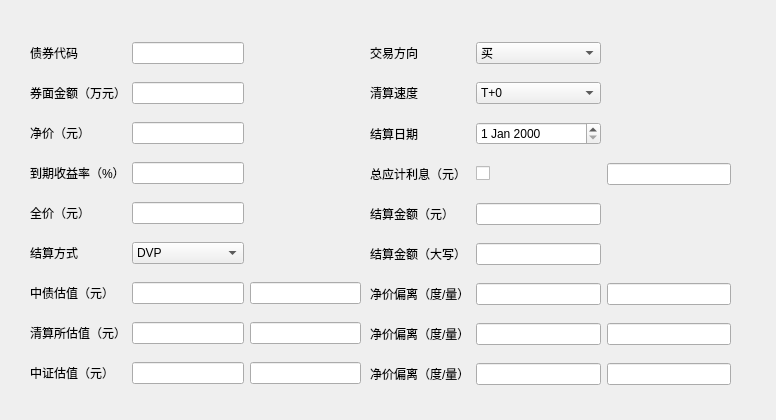
Old version of the form bond_info.ui in the repository rahrahr/Trade-Monitor.
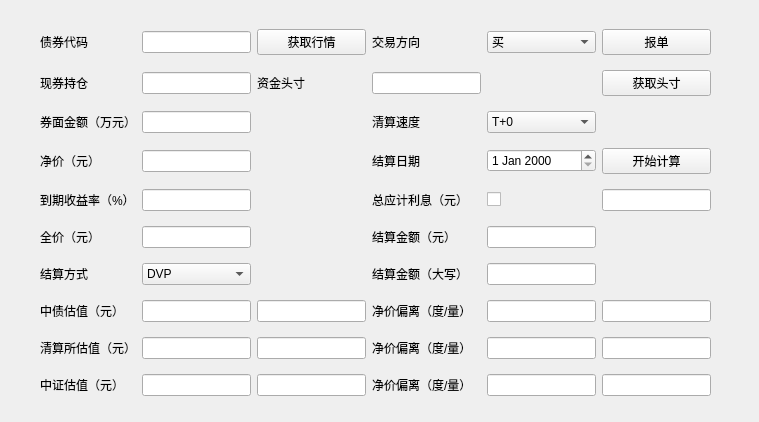
New version of the form. Custom widgets are drawn as their Qt base class.

The edit to the form file:
```diff
--- a/bond_info.ui
+++ b/bond_info.ui
@@ -6,8 +6,8 @@
    <rect>
     <x>0</x>
     <y>0</y>
-    <width>776</width>
-    <height>420</height>
+    <width>759</width>
+    <height>422</height>
    </rect>
   </property>
   <property name="sizePolicy">
@@ -28,141 +28,240 @@
      <height>431</height>
     </rect>
    </property>
-   <widget class="QWidget" name="">
+   <widget class="QWidget" name="layoutWidget">
     <property name="geometry">
      <rect>
-      <x>30</x>
-      <y>30</y>
-      <width>331</width>
-      <height>371</height>
+      <x>40</x>
+      <y>20</y>
+      <width>671</width>
+      <height>388</height>
      </rect>
     </property>
     <layout class="QGridLayout" name="gridLayout">
-     <item row="0" column="0">
-      <widget class="QLabel" name="label">
+     <item row="6" column="4">
+      <widget class="QLineEdit" name="settlement_amount_capitalized"/>
+     </item>
+     <item row="1" column="3">
+      <widget class="QLineEdit" name="cash_position"/>
+     </item>
+     <item row="7" column="5">
+      <widget class="QLineEdit" name="zhongzhai_clean_price_deviation"/>
+     </item>
+     <item row="4" column="1">
+      <widget class="QLineEdit" name="ytm"/>
+     </item>
+     <item row="0" column="2">
+      <widget class="QPushButton" name="get_info">
        <property name="text">
-        <string>债券代码</string>
+        <string>获取行情</string>
        </property>
       </widget>
      </item>
+     <item row="9" column="0">
+      <widget class="QLabel" name="label_9">
+       <property name="text">
+        <string>中证估值（元）</string>
+       </property>
+      </widget>
+     </item>
+     <item row="3" column="1">
+      <widget class="QLineEdit" name="clean_price"/>
+     </item>
      <item row="0" column="1">
       <widget class="QLineEdit" name="code"/>
      </item>
-     <item row="1" column="0">
-      <widget class="QLabel" name="label_2">
+     <item row="1" column="2">
+      <widget class="QLabel" name="label_21">
        <property name="text">
-        <string>券面金额（万元）</string>
+        <string>资金头寸</string>
        </property>
       </widget>
      </item>
-     <item row="1" column="1">
-      <widget class="QLineEdit" name="face_value"/>
+     <item row="9" column="4">
+      <widget class="QLineEdit" name="zhongzheng_clean_price_deviation_pct"/>
      </item>
-     <item row="2" column="0">
+     <item row="4" column="5">
+      <widget class="QLineEdit" name="accrued_interest"/>
+     </item>
+     <item row="5" column="3">
+      <widget class="QLabel" name="label_18">
+       <property name="text">
+        <string>结算金额（元）</string>
+       </property>
+      </widget>
+     </item>
+     <item row="8" column="5">
+      <widget class="QLineEdit" name="qingsuansuo_clean_price_deviation"/>
+     </item>
+     <item row="9" column="1">
+      <widget class="QLineEdit" name="zhongzheng_clean_price"/>
+     </item>
+     <item row="8" column="2">
+      <widget class="QLineEdit" name="qingsuansuo_ytm"/>
+     </item>
+     <item row="5" column="0">
+      <widget class="QLabel" name="label_5">
+       <property name="text">
+        <string>全价（元）</string>
+       </property>
+      </widget>
+     </item>
+     <item row="2" column="3">
+      <widget class="QLabel" name="label_13">
+       <property name="text">
+        <string>清算速度</string>
+       </property>
+      </widget>
+     </item>
+     <item row="8" column="3">
+      <widget class="QLabel" name="label_17">
+       <property name="text">
+        <string>净价偏离（度/量）</string>
+       </property>
+      </widget>
+     </item>
+     <item row="9" column="5">
+      <widget class="QLineEdit" name="zhongzheng_clean_price_deviation"/>
+     </item>
+     <item row="3" column="0">
       <widget class="QLabel" name="label_3">
        <property name="text">
         <string>净价（元）</string>
        </property>
       </widget>
      </item>
+     <item row="5" column="1">
+      <widget class="QLineEdit" name="full_price"/>
+     </item>
+     <item row="1" column="1">
+      <widget class="QLineEdit" name="bond_position"/>
+     </item>
      <item row="2" column="1">
-      <widget class="QLineEdit" name="clean_price"/>
+      <widget class="QLineEdit" name="face_value"/>
      </item>
-     <item row="3" column="0">
+     <item row="4" column="0">
       <widget class="QLabel" name="label_4">
        <property name="text">
         <string>到期收益率（%）</string>
        </property>
       </widget>
      </item>
-     <item row="3" column="1">
-      <widget class="QLineEdit" name="ytm"/>
+     <item row="2" column="4">
+      <widget class="QComboBox" name="settlement_days">
+       <item>
+        <property name="text">
+         <string>T+0</string>
+        </property>
+       </item>
+       <item>
+        <property name="text">
+         <string>T+1</string>
+        </property>
+       </item>
+      </widget>
      </item>
-     <item row="4" column="0">
-      <widget class="QLabel" name="label_5">
+     <item row="0" column="0">
+      <widget class="QLabel" name="label">
        <property name="text">
-        <string>全价（元）</string>
+        <string>债券代码</string>
        </property>
       </widget>
      </item>
-     <item row="4" column="1">
-      <widget class="QLineEdit" name="full_price"/>
-     </item>
-     <item row="5" column="0">
+     <item row="6" column="0">
       <widget class="QLabel" name="label_6">
        <property name="text">
         <string>结算方式</string>
        </property>
       </widget>
      </item>
-     <item row="5" column="1">
-      <widget class="QComboBox" name="settlement_method">
-       <item>
-        <property name="text">
-         <string>DVP</string>
-        </property>
-       </item>
+     <item row="0" column="3">
+      <widget class="QLabel" name="label_15">
+       <property name="text">
+        <string>交易方向</string>
+       </property>
       </widget>
      </item>
-     <item row="6" column="0">
-      <widget class="QLabel" name="label_7">
+     <item row="4" column="3">
+      <widget class="QLabel" name="label_11">
        <property name="text">
-        <string>中债估值（元）</string>
+        <string>总应计利息（元）</string>
        </property>
       </widget>
      </item>
-     <item row="6" column="1">
-      <widget class="QLineEdit" name="zhongzhai_clean_price"/>
-     </item>
-     <item row="6" column="2">
+     <item row="7" column="2">
       <widget class="QLineEdit" name="zhongzhai_ytm"/>
      </item>
-     <item row="7" column="0">
+     <item row="7" column="3">
+      <widget class="QLabel" name="label_14">
+       <property name="text">
+        <string>净价偏离（度/量）</string>
+       </property>
+      </widget>
+     </item>
+     <item row="7" column="1">
+      <widget class="QLineEdit" name="zhongzhai_clean_price"/>
+     </item>
+     <item row="8" column="0">
       <widget class="QLabel" name="label_8">
        <property name="text">
         <string>清算所估值（元）</string>
        </property>
       </widget>
      </item>
-     <item row="7" column="1">
-      <widget class="QLineEdit" name="qingsuansuo_clean_price"/>
+     <item row="9" column="3">
+      <widget class="QLabel" name="label_10">
+       <property name="text">
+        <string>净价偏离（度/量）</string>
+       </property>
+      </widget>
      </item>
-     <item row="7" column="2">
-      <widget class="QLineEdit" name="qingsuansuo_ytm"/>
+     <item row="1" column="0">
+      <widget class="QLabel" name="label_20">
+       <property name="text">
+        <string>现券持仓</string>
+       </property>
+      </widget>
      </item>
-     <item row="8" column="0">
-      <widget class="QLabel" name="label_9">
+     <item row="8" column="4">
+      <widget class="QLineEdit" name="qingsuansuo_clean_price_deviation_pct"/>
+     </item>
+     <item row="6" column="1">
+      <widget class="QComboBox" name="settlement_method">
+       <item>
+        <property name="text">
+         <string>DVP</string>
+        </property>
+       </item>
+      </widget>
+     </item>
+     <item row="5" column="4">
+      <widget class="QLineEdit" name="settlement_amount"/>
+     </item>
+     <item row="6" column="3">
+      <widget class="QLabel" name="label_16">
        <property name="text">
-        <string>中证估值（元）</string>
+        <string>结算金额（大写）</string>
        </property>
       </widget>
      </item>
-     <item row="8" column="1">
-      <widget class="QLineEdit" name="zhongzheng_clean_price"/>
+     <item row="4" column="4">
+      <widget class="QCheckBox" name="checkBox">
+       <property name="text">
+        <string/>
+       </property>
+      </widget>
      </item>
-     <item row="8" column="2">
-      <widget class="QLineEdit" name="zhongzheng_ytm"/>
+     <item row="7" column="4">
+      <widget class="QLineEdit" name="zhongzhai_clean_price_deviation_pct"/>
      </item>
-    </layout>
-   </widget>
-   <widget class="QWidget" name="">
-    <property name="geometry">
-     <rect>
-      <x>370</x>
-      <y>30</y>
-      <width>361</width>
-      <height>371</height>
-     </rect>
-    </property>
-    <layout class="QGridLayout" name="gridLayout_2">
-     <item row="0" column="0">
-      <widget class="QLabel" name="label_15">
+     <item row="3" column="5">
+      <widget class="QPushButton" name="start_calculation">
        <property name="text">
-        <string>交易方向</string>
+        <string>开始计算</string>
        </property>
       </widget>
      </item>
-     <item row="0" column="1">
+     <item row="0" column="4">
       <widget class="QComboBox" name="trade_direction">
        <item>
         <property name="text">
@@ -176,112 +275,49 @@
        </item>
       </widget>
      </item>
-     <item row="1" column="0">
-      <widget class="QLabel" name="label_13">
+     <item row="7" column="0">
+      <widget class="QLabel" name="label_7">
        <property name="text">
-        <string>清算速度</string>
+        <string>中债估值（元）</string>
        </property>
       </widget>
      </item>
-     <item row="1" column="1">
-      <widget class="QComboBox" name="settlement_days">
-       <item>
-        <property name="text">
-         <string>T+0</string>
-        </property>
-       </item>
-       <item>
-        <property name="text">
-         <string>T+1</string>
-        </property>
-       </item>
-      </widget>
-     </item>
-     <item row="2" column="0">
+     <item row="3" column="3">
       <widget class="QLabel" name="label_12">
        <property name="text">
         <string>结算日期</string>
        </property>
       </widget>
      </item>
-     <item row="2" column="1">
+     <item row="2" column="0">
+      <widget class="QLabel" name="label_2">
+       <property name="text">
+        <string>券面金额（万元）</string>
+       </property>
+      </widget>
+     </item>
+     <item row="3" column="4">
       <widget class="QDateEdit" name="settlement_date"/>
      </item>
-     <item row="3" column="0">
-      <widget class="QLabel" name="label_11">
-       <property name="text">
-        <string>总应计利息（元）</string>
-       </property>
-      </widget>
-     </item>
-     <item row="3" column="1">
-      <widget class="QCheckBox" name="checkBox">
-       <property name="text">
-        <string/>
-       </property>
-      </widget>
-     </item>
-     <item row="3" column="2">
-      <widget class="QLineEdit" name="accrued_interest"/>
-     </item>
-     <item row="4" column="0">
-      <widget class="QLabel" name="label_18">
-       <property name="text">
-        <string>结算金额（元）</string>
-       </property>
-      </widget>
-     </item>
-     <item row="4" column="1">
-      <widget class="QLineEdit" name="settlement_amount"/>
-     </item>
-     <item row="5" column="0">
-      <widget class="QLabel" name="label_16">
-       <property name="text">
-        <string>结算金额（大写）</string>
-       </property>
-      </widget>
-     </item>
-     <item row="5" column="1">
-      <widget class="QLineEdit" name="settlement_amount_capitalized"/>
-     </item>
-     <item row="6" column="0">
-      <widget class="QLabel" name="label_14">
-       <property name="text">
-        <string>净价偏离（度/量）</string>
-       </property>
-      </widget>
-     </item>
-     <item row="6" column="1">
-      <widget class="QLineEdit" name="zhongzhai_clean_price_deviation_pct"/>
-     </item>
-     <item row="6" column="2">
-      <widget class="QLineEdit" name="zhongzhai_clean_price_deviation"/>
-     </item>
-     <item row="7" column="0">
-      <widget class="QLabel" name="label_17">
-       <property name="text">
-        <string>净价偏离（度/量）</string>
-       </property>
-      </widget>
-     </item>
-     <item row="7" column="1">
-      <widget class="QLineEdit" name="qingsuansuo_clean_price_deviation_pct"/>
-     </item>
-     <item row="7" column="2">
-      <widget class="QLineEdit" name="qingsuansuo_clean_price_deviation"/>
-     </item>
-     <item row="8" column="0">
-      <widget class="QLabel" name="label_10">
-       <property name="text">
-        <string>净价偏离（度/量）</string>
-       </property>
-      </widget>
+     <item row="9" column="2">
+      <widget class="QLineEdit" name="zhongzheng_ytm"/>
      </item>
      <item row="8" column="1">
-      <widget class="QLineEdit" name="zhongzheng_clean_price_deviation_pct"/>
+      <widget class="QLineEdit" name="qingsuansuo_clean_price"/>
      </item>
-     <item row="8" column="2">
-      <widget class="QLineEdit" name="zhongzheng_clean_price_deviation"/>
+     <item row="1" column="5">
+      <widget class="QPushButton" name="get_position">
+       <property name="text">
+        <string>获取头寸</string>
+       </property>
+      </widget>
+     </item>
+     <item row="0" column="5">
+      <widget class="QPushButton" name="send_order">
+       <property name="text">
+        <string>报单</string>
+       </property>
+      </widget>
      </item>
     </layout>
    </widget>
```
